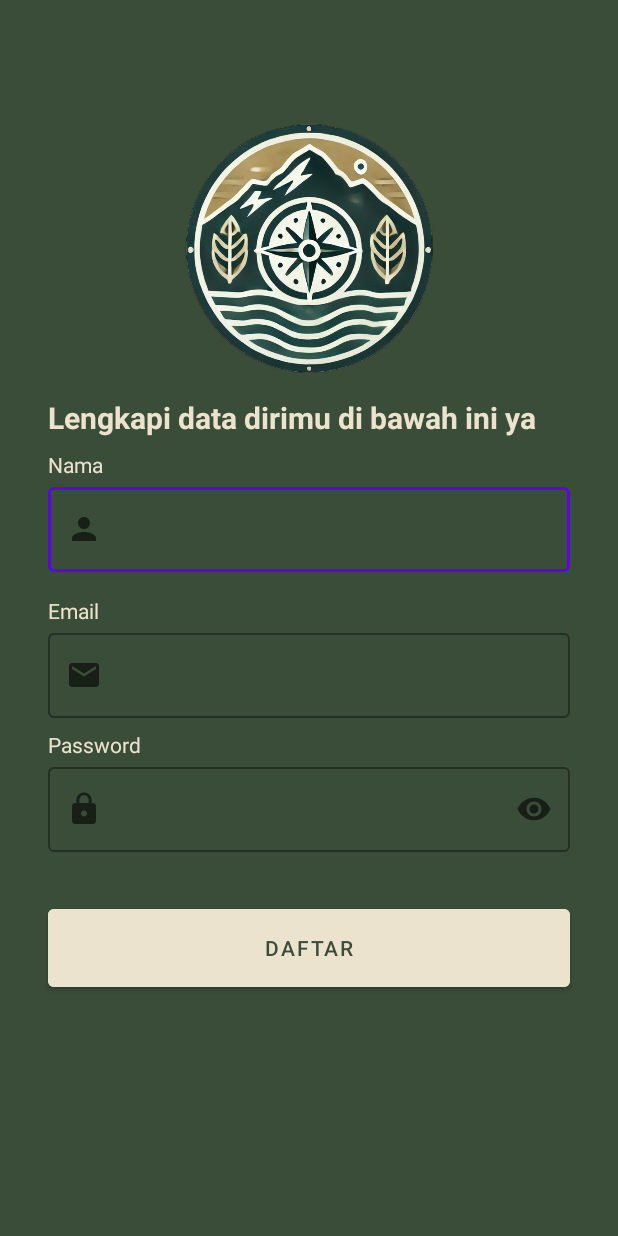
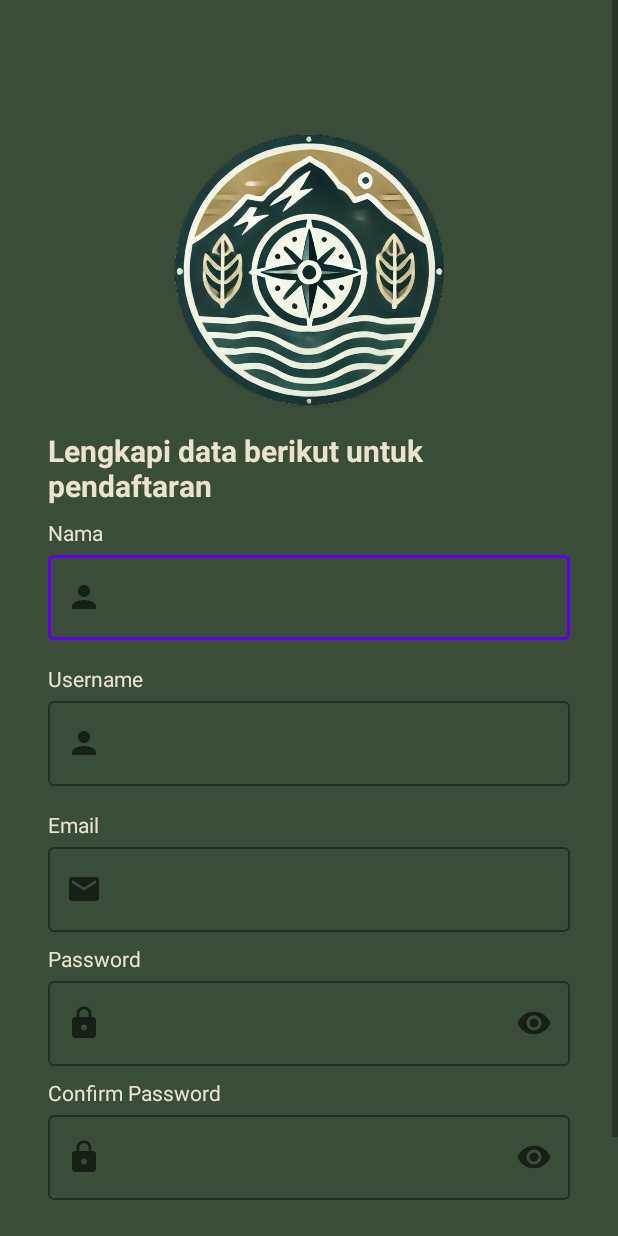
Before and after one commit to AinxViin/CapstoneProjectNIMBUS, an Android app: the RegisterActivity screen opened directly, with no data from a screen before it, on a phone screen of 412 x 824 dp. Run offline under Robolectric (Android 15) with nearby library versions, the phone set to English and light mode, and no system bars.

Commit message:
Initial commit

```diff
--- a/app/src/main/java/com/example/capstoneproject/retrofit/ApiConfig.kt
+++ b/app/src/main/java/com/example/capstoneproject/retrofit/ApiConfig.kt
@@ -4,7 +4,7 @@ import retrofit2.Retrofit
 import retrofit2.converter.gson.GsonConverterFactory
 
 object ApiConfig {
-    private const val BASE_URL = "https://story-api.dicoding.dev/v1/"
+    private const val BASE_URL = "https://nimbus-dev-374190138836.asia-southeast2.run.app/api/"
 
     val apiService: ApiService by lazy {
         Retrofit.Builder()
--- a/app/src/main/java/com/example/capstoneproject/retrofit/ApiService.kt
+++ b/app/src/main/java/com/example/capstoneproject/retrofit/ApiService.kt
@@ -10,9 +10,11 @@ interface ApiService {
     @FormUrlEncoded
     @POST("register")
     suspend fun register(
-        @Field("name") name: String,
+        @Field("nama") nama: String,
+        @Field("username") username: String,
         @Field("email") email: String,
-        @Field("password") password: String
+        @Field("password") password: String,
+        @Field("password_confirm") password_confirm: String
     ) : RegisterResponse
 
     @FormUrlEncoded
--- a/app/src/main/res/layout/activity_register.xml
+++ b/app/src/main/res/layout/activity_register.xml
@@ -1,11 +1,15 @@
 <?xml version="1.0" encoding="utf-8"?>
-<androidx.constraintlayout.widget.ConstraintLayout xmlns:android="http://schemas.android.com/apk/res/android"
+<ScrollView xmlns:android="http://schemas.android.com/apk/res/android"
     xmlns:app="http://schemas.android.com/apk/res-auto"
     xmlns:tools="http://schemas.android.com/tools"
     android:layout_width="match_parent"
     android:layout_height="match_parent"
     android:background="@color/green"
     tools:context=".ui.register.RegisterActivity">
+
+    <androidx.constraintlayout.widget.ConstraintLayout
+        android:layout_width="match_parent"
+        android:layout_height="wrap_content">
 
         <ImageView
             android:id="@+id/imageView"
@@ -64,7 +68,39 @@
                 android:layout_height="wrap_content"
                 android:ems="10"
                 android:inputType="text"
-            android:textColor="@color/cream"/>
+                android:textColor="@color/cream" />
+        </com.google.android.material.textfield.TextInputLayout>
+
+        <TextView
+            android:id="@+id/usernameTextView"
+            android:layout_width="wrap_content"
+            android:layout_height="wrap_content"
+            android:layout_marginStart="32dp"
+            android:layout_marginTop="16dp"
+            android:text="@string/username"
+            android:textColor="@color/cream"
+            app:layout_constraintStart_toStartOf="parent"
+            app:layout_constraintTop_toBottomOf="@+id/nameEditTextLayout" />
+
+        <com.google.android.material.textfield.TextInputLayout
+            android:id="@+id/usernameEditTextLayout"
+            style="@style/Widget.MaterialComponents.TextInputLayout.OutlinedBox"
+            android:layout_width="0dp"
+            android:layout_height="wrap_content"
+            android:layout_marginStart="32dp"
+            android:layout_marginEnd="32dp"
+            app:layout_constraintEnd_toEndOf="parent"
+            app:layout_constraintStart_toStartOf="parent"
+            app:layout_constraintTop_toBottomOf="@+id/usernameTextView"
+            app:startIconDrawable="@drawable/ic_baseline_person_24">
+
+            <com.google.android.material.textfield.TextInputEditText
+                android:id="@+id/usernameEditText"
+                android:layout_width="match_parent"
+                android:layout_height="wrap_content"
+                android:ems="10"
+                android:inputType="text"
+                android:textColor="@color/cream" />
         </com.google.android.material.textfield.TextInputLayout>
 
         <TextView
@@ -76,7 +112,7 @@
             android:text="@string/email"
             android:textColor="@color/cream"
             app:layout_constraintStart_toStartOf="parent"
-        app:layout_constraintTop_toBottomOf="@+id/nameEditTextLayout" />
+            app:layout_constraintTop_toBottomOf="@+id/usernameEditTextLayout" />
 
         <com.google.android.material.textfield.TextInputLayout
             android:id="@+id/emailEditTextLayout"
@@ -96,7 +132,7 @@
                 android:layout_height="wrap_content"
                 android:ems="10"
                 android:inputType="textEmailAddress"
-            android:textColor="@color/cream"/>
+                android:textColor="@color/cream" />
         </com.google.android.material.textfield.TextInputLayout>
 
         <TextView
@@ -129,7 +165,40 @@
                 android:layout_height="wrap_content"
                 android:ems="10"
                 android:inputType="textPassword"
-            android:textColor="@color/cream"/>
+                android:textColor="@color/cream" />
+        </com.google.android.material.textfield.TextInputLayout>
+
+        <TextView
+            android:id="@+id/confirmpasswordTextView"
+            android:layout_width="wrap_content"
+            android:layout_height="wrap_content"
+            android:layout_marginStart="32dp"
+            android:layout_marginTop="8dp"
+            android:text="@string/confirmpassword"
+            android:textColor="@color/cream"
+            app:layout_constraintStart_toStartOf="parent"
+            app:layout_constraintTop_toBottomOf="@+id/passwordEditTextLayout" />
+
+        <com.google.android.material.textfield.TextInputLayout
+            android:id="@+id/confirmpasswordEditTextLayout"
+            style="@style/Widget.MaterialComponents.TextInputLayout.OutlinedBox"
+            android:layout_width="0dp"
+            android:layout_height="wrap_content"
+            android:layout_marginStart="32dp"
+            android:layout_marginEnd="32dp"
+            app:endIconMode="password_toggle"
+            app:layout_constraintEnd_toEndOf="parent"
+            app:layout_constraintStart_toStartOf="parent"
+            app:layout_constraintTop_toBottomOf="@+id/confirmpasswordTextView"
+            app:startIconDrawable="@drawable/ic_baseline_lock_24">
+
+            <com.google.android.material.textfield.TextInputEditText
+                android:id="@+id/confirmpasswordEditText"
+                android:layout_width="match_parent"
+                android:layout_height="wrap_content"
+                android:ems="10"
+                android:inputType="textPassword"
+                android:textColor="@color/cream" />
         </com.google.android.material.textfield.TextInputLayout>
 
         <Button
@@ -144,7 +213,7 @@
             android:textColor="@color/green"
             app:layout_constraintEnd_toEndOf="parent"
             app:layout_constraintStart_toStartOf="parent"
-        app:layout_constraintTop_toBottomOf="@+id/passwordEditTextLayout" />
+            app:layout_constraintTop_toBottomOf="@+id/confirmpasswordEditTextLayout" />
 
         <androidx.constraintlayout.widget.Guideline
             android:id="@+id/guidelineHorizontal"
@@ -163,3 +232,4 @@
             app:layout_constraintGuide_percent="0.1" />
 
     </androidx.constraintlayout.widget.ConstraintLayout>
+</ScrollView>
--- a/app/src/main/res/values/strings.xml
+++ b/app/src/main/res/values/strings.xml
@@ -2,22 +2,22 @@
     <string name="app_name">CapstoneProject</string>
     <string name="signup">Daftar</string>
     <string name="login">SELAMAT DATANG</string>
-    <string name="message_welcome_page">Mau belajar Android, iOS, Machine Learning, Cloud, Front-End, Back-End, dan bidang IT lainnya? Di Dicoding aja!</string>
-    <string name="title_welcome_page">Selamat datang di Dicoding!</string>
-    <string name="title_signup_page">Lengkapi data dirimu di bawah ini ya</string>
+    <string name="name">Nama</string>
+    <string name="logout">Keluar</string>
+    <string name="register2">Silahkan isi data berikut</string>
+    <string name="loading_message">Mohon Tunggu...</string>
+
+    //Register Login
     <string name="email">Email</string>
     <string name="password">Password</string>
+    <string name="username">Username</string>
+    <string name="confirmpassword">Confirm Password</string>
     <string name="message_login_page">Masukkan dulu datamu ya</string>
     <string name="title_login_page">Masukkan Email dan Password atau daftar</string>
-    <string name="name">Nama</string>
-    <string name="message_main_page">Selamat Belajar di Dicoding.</string>
-    <string name="greeting">Halo %1$s,</string>
-    <string name="logout">Keluar</string>
-    <string name="register1">Daftar</string>
-    <string name="register2">Silahkan isi data berikut</string>
     <string name="butlogin">Masuk</string>
     <string name="butdaftar">Daftar</string>
-    <string name="loading_message">Mohon Tunggu...</string>
+    <string name="register1">Daftar</string>
+    <string name="title_signup_page">Lengkapi data berikut untuk pendaftaran</string>
 
     //Navigasi
     <string name="title_profile">Account</string>
```
Also changed, not shown: app/src/main/java/com/example/capstoneproject/data/UserRepository.kt (+9 -8 lines), app/src/main/java/com/example/capstoneproject/response/RegisterResponse.kt (+10 -2 lines), app/src/main/java/com/example/capstoneproject/ui/register/RegisterActivity.kt (+35 -13 lines), app/src/main/java/com/example/capstoneproject/ui/register/RegisterViewModel.kt (+11 -5 lines). Lines whose indentation alone changed are shown as unchanged.
